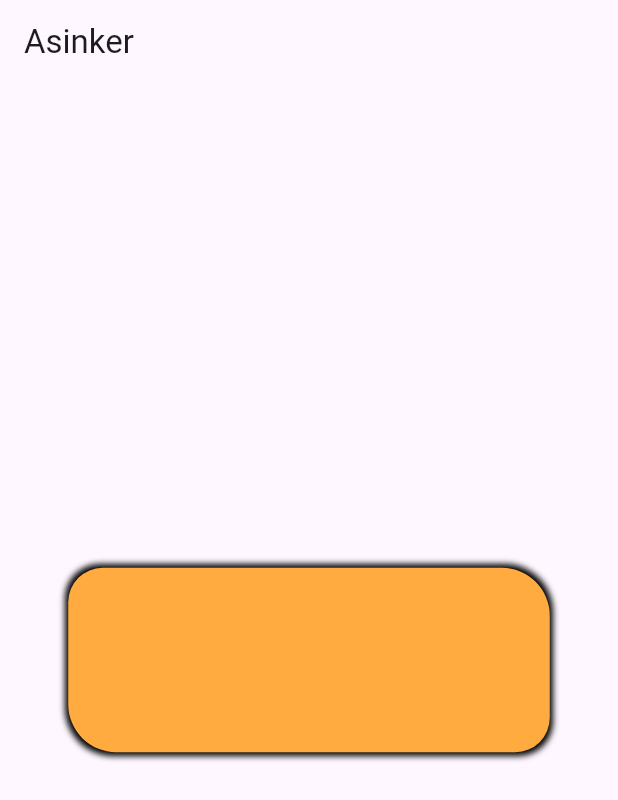
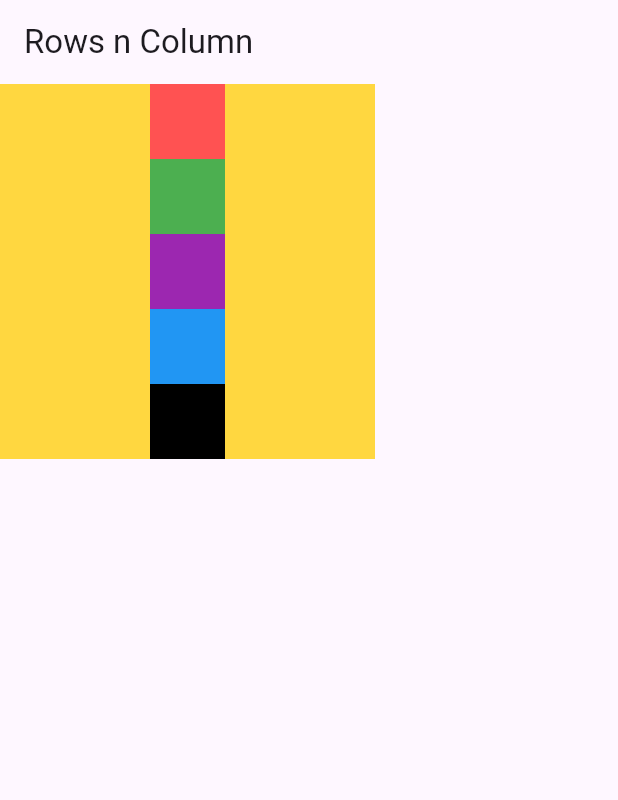
Before and after one commit to dhruv20047228/flutter-dev, a Flutter app: the screen it shows after launch, on a phone screen of 412 x 824 dp. Shown: the top 800 px of the screen. Run offline on Flutter 3.47's test engine with Material 3 defaults, Android fonts, the phone set to English and light mode, and no system bars.

Commit message:
Added new file

```diff
--- a/lib/SizeBox.dart
+++ /dev/null
@@ -1,38 +0,0 @@
-import 'package:flutter/material.dart';
-
-class SizeBox extends StatelessWidget {
-  const SizeBox({super.key});
-
-  @override
-  Widget build(BuildContext context) {
-    return Scaffold(
-      appBar: AppBar(
-        title: Text('Asinker'),
-
-      ),
-      body: Container(
-        child: Center(
-          child: Container(
-            height: 123,
-            width: 321,
-            decoration: BoxDecoration(
-              color: Colors.orangeAccent,
-              boxShadow: [BoxShadow(spreadRadius: 2, blurRadius: 3, color: Colors.black)],
-              borderRadius: BorderRadius.only(
-                bottomRight: Radius.circular(23),
-                topRight: Radius.circular(32),
-                bottomLeft: Radius.circular(32),
-                topLeft: Radius.circular(23)
-              )
-            ),
-
-
-          ),
-
-
-        ),
-      ),
-
-    );
-  }
-}
--- a/lib/main.dart
+++ b/lib/main.dart
@@ -1,5 +1,5 @@
 import 'package:flutter/material.dart';
-import 'package:my_app/SizeBox.dart';
+import 'package:my_app/widgets/rowsncol.dart';
 
 void main() => runApp(MyApp());
 
@@ -10,7 +10,7 @@ class MyApp extends StatelessWidget {
   Widget build(BuildContext context) {
     return MaterialApp(
       debugShowCheckedModeBanner: false,
-      home: SizeBox(),
+      home: rowsncol(),
     );
   }
 }
--- /dev/null
+++ b/lib/widgets/rowsncol.dart
@@ -0,0 +1,30 @@
+import 'package:flutter/material.dart';
+
+class rowsncol extends StatelessWidget {
+  const rowsncol({super.key});
+
+  @override
+  Widget build(BuildContext context) {
+    return Scaffold(
+      appBar: AppBar(title: Text('Rows n Column')),
+      body: Container(
+        height: 250,
+        width: 250,
+        decoration: BoxDecoration(
+          color: Colors.amberAccent,
+        ),
+        child: Column(
+          mainAxisAlignment: MainAxisAlignment.start,
+          crossAxisAlignment: CrossAxisAlignment.center,
+          children: [
+            Container(height: 50, width: 50, color: Colors.redAccent),
+            Container(height: 50, width: 50, color: Colors.green),
+            Container(height: 50, width: 50, color: Colors.purple),
+            Container(height: 50, width: 50, color: Colors.blue),
+            Container(height: 50, width: 50, color: Colors.black)
+          ],
+        ),
+      ),
+    );
+  }
+}
```
